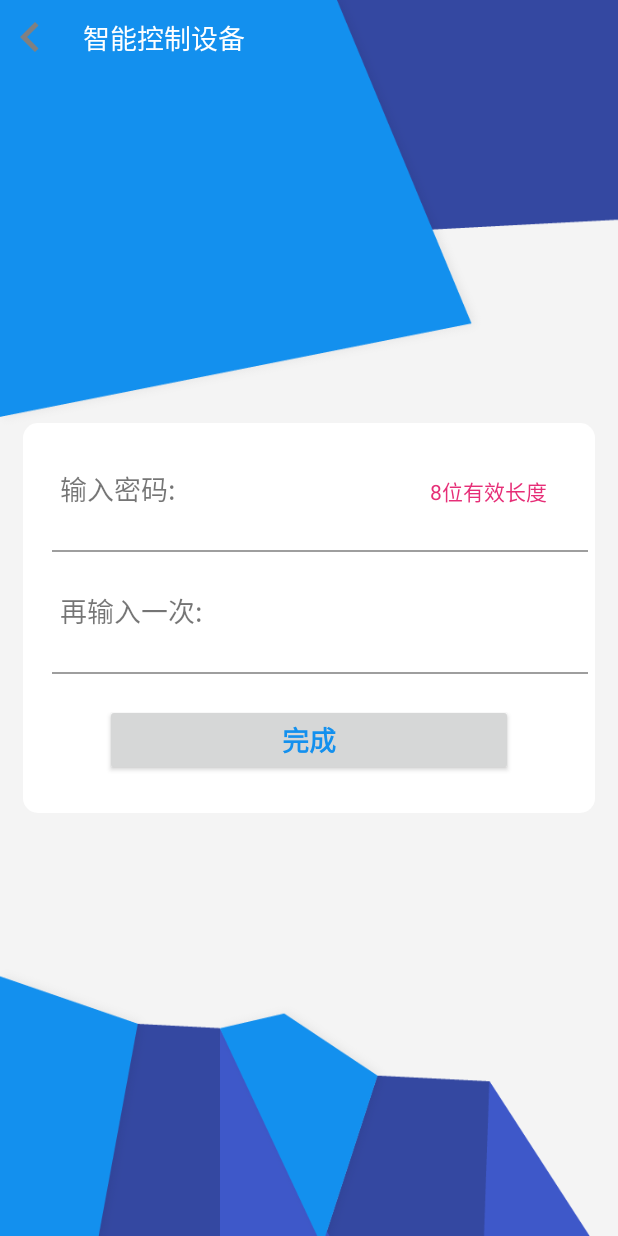
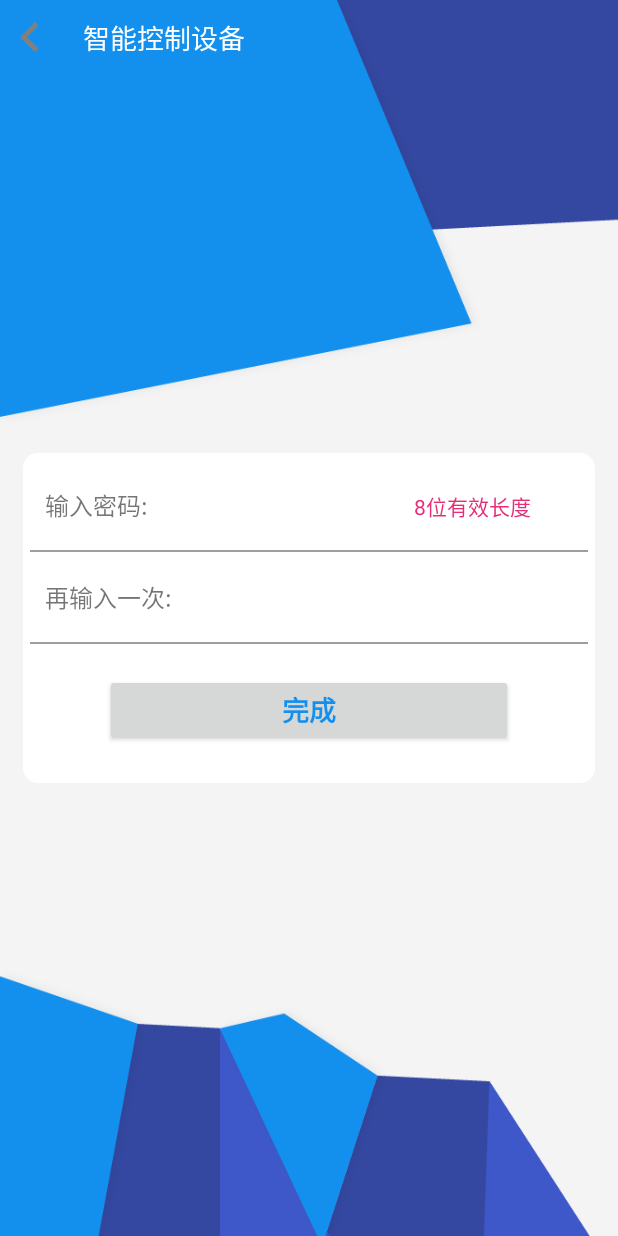
Before and after one commit to huangyaa/mqttAndroid, an Android app: the layout activity_set_pass_word.xml on its own in the app's theme, with its tools: preview values and no code run, on a phone screen of 412 x 824 dp. Run offline under Robolectric (Android 15) with nearby library versions, the phone set to English and light mode, and no system bars.

Commit message:
完善控制器app代码

```diff
--- a/EsptouchForAndroid-master/app/src/main/java/com/espressif/iot/esptouch/demo_activity/TasksAdapt.java
+++ b/EsptouchForAndroid-master/app/src/main/java/com/espressif/iot/esptouch/demo_activity/TasksAdapt.java
@@ -33,11 +33,11 @@ public class TasksAdapt extends RecyclerView.Adapter<TasksAdapt.ViewHolder> {
     @Override
     public void onBindViewHolder( @NonNull final TasksAdapt.ViewHolder holder, final int position ) {
         holder.taskNameView.setText(taskClasses.get(position).getSwitchName());
-        if (taskClasses.get(position).getType().equals("0")) {
-            holder.taskTypeView.setText("当天有效");
+        if (taskClasses.get(position).getCommand().indexOf("p") >=0 ) {
+            holder.taskTypeView.setText("上电");
             holder.taskTimeView.setText(taskClasses.get(position).getExcuDate());
         } else {
-            holder.taskTypeView.setText("永久有效");
+            holder.taskTypeView.setText("断电");
             holder.taskTimeView.setText(taskClasses.get(position).getExcuTime());
         }
         if (taskClasses.get(position).getStatus().equals("0")) {
--- a/EsptouchForAndroid-master/app/src/main/java/com/espressif/iot/esptouch/demo_activity/Utils/Const.java
+++ b/EsptouchForAndroid-master/app/src/main/java/com/espressif/iot/esptouch/demo_activity/Utils/Const.java
@@ -1,10 +1,10 @@
 package com.espressif.iot.esptouch.demo_activity.Utils;
 
 public interface Const {
-//    String baseUrl = "http://192.168.0.162:9090/device";
+//    String baseUrl = "http://192.168.0.162:9093/device";
     String VALID = "1";
     String INVALID = "0";
 //    String baseUrl = "http://yun.lytldz.com:9090/device";
-    String baseUrl = "http://app.jiudacheng.com:9090/device";
+    String baseUrl = "https://www.jiudacheng.com:9090/device";
     String apkName = "jdc_app_release.apk";
 }
--- a/EsptouchForAndroid-master/app/src/main/java/com/espressif/iot/esptouch/demo_activity/Utils/NetWorkUtils.java
+++ b/EsptouchForAndroid-master/app/src/main/java/com/espressif/iot/esptouch/demo_activity/Utils/NetWorkUtils.java
@@ -75,7 +75,7 @@ public class NetWorkUtils {
      * @throws Exception
      */
     public static String getData( String path) throws Exception {
-        String result = "'";
+        String result = "";
         OkHttpClient client = new OkHttpClient();
 
         Request request = new Request.Builder().url(Const.baseUrl+path).build();
--- a/EsptouchForAndroid-master/app/src/main/res/layout/activity_set_pass_word.xml
+++ b/EsptouchForAndroid-master/app/src/main/res/layout/activity_set_pass_word.xml
@@ -23,62 +23,60 @@
             <LinearLayout
                 android:layout_width="match_parent"
                 android:layout_height="wrap_content"
-                android:layout_margin="20dp"
+                android:layout_margin="10dp"
                 android:orientation="horizontal">
                 <TextView
                     android:layout_width="0dp"
-                    android:layout_weight="0.3"
+                    android:layout_weight="0.35"
                     android:layout_height="40dp"
                     android:text="输入密码:"
-                    android:textSize="18sp"
+                    android:textSize="16sp"
                     />
                 <EditText
                     android:id="@+id/passWord_one"
                     android:layout_width="0dp"
                     android:background="@color/write"
-                    android:layout_weight="0.4"
+                    android:layout_weight="0.35"
                     android:layout_height="40dp" />
                 <TextView
                     android:layout_width="0dp"
-                    android:layout_weight="0.25"
+                    android:layout_weight="0.30"
                     android:layout_height="40dp"
-                    android:layout_marginLeft="10dp"
                     android:textColor="@color/red"
+                    android:textSize="14sp"
                     android:text="8位有效长度"
                     />
             </LinearLayout>
             <View android:layout_width="match_parent"
                 android:layout_height="1dp"
-                android:layout_marginLeft="10dp"
                 android:background="@color/colorPrimary"/>
             <LinearLayout
                 android:layout_width="match_parent"
                 android:layout_height="wrap_content"
-                android:layout_margin="20dp"
+                android:layout_margin="10dp"
                 android:orientation="horizontal">
                 <TextView
                     android:layout_width="0dp"
-                    android:layout_weight="0.3"
+                    android:layout_weight="0.35"
                     android:layout_height="40dp"
                     android:text="再输入一次:"
-                    android:textSize="18sp"
+                    android:textSize="16sp"
                     />
                 <EditText
                     android:id="@+id/passWord_two"
                     android:layout_width="0dp"
-                    android:layout_weight="0.4"
+                    android:layout_weight="0.35"
                     android:background="@color/write"
                     android:layout_height="40dp" />
                 <TextView
                     android:layout_width="0dp"
-                    android:layout_weight="0.25"
+                    android:layout_weight="0.30"
                     android:layout_marginLeft="10dp"
                     android:layout_height="40dp"
                     />
             </LinearLayout>
             <View android:layout_width="match_parent"
                 android:layout_height="1dp"
-                android:layout_marginLeft="10dp"
                 android:background="@color/colorPrimary"/>
             <Button
                 android:id="@+id/set_passWord_button"
--- a/EsptouchForAndroid-master/app/src/main/res/layout/operator.xml
+++ b/EsptouchForAndroid-master/app/src/main/res/layout/operator.xml
@@ -120,9 +120,8 @@
                     android:id="@+id/detail_device_name"
                     android:layout_width="250dp"
                     android:layout_height="48dp"
-                    android:layout_marginLeft="5dp"
                     android:background="@null"
-                    android:gravity="center"
+                    android:textSize="16dp"
                     android:singleLine="true" />
             </LinearLayout>
         </LinearLayout>
@@ -139,7 +138,7 @@
                 android:layout_width="match_parent"
                 android:layout_height="wrap_content"
                 android:text="@string/save"
-                android:textColor="@color/little_green" />
+                android:textColor="@color/black" />
         </LinearLayout>
      </RelativeLayout>
 </LinearLayout>
--- a/EsptouchForAndroid-master/app/src/main/res/values/command_resource.xml
+++ b/EsptouchForAndroid-master/app/src/main/res/values/command_resource.xml
@@ -1,7 +1,7 @@
 <?xml version="1.0" encoding="utf-8"?>
 <resources>
     <string-array name="commandarr">
-        <item>打开</item>
-        <item>关闭</item>
+        <item>上电</item>
+        <item>断电</item>
     </string-array>
 </resources>
```
Also changed, not shown: EsptouchForAndroid-master/app/src/main/AndroidManifest.xml (+5 -4 lines), EsptouchForAndroid-master/app/src/main/java/com/espressif/iot/esptouch/demo_activity/DeviceDetailActivity.java (+35 -0 lines), EsptouchForAndroid-master/app/src/main/java/com/espressif/iot/esptouch/demo_activity/TaskSetActivity.java (+12 -7 lines), EsptouchForAndroid-master/app/src/main/java/com/espressif/iot/esptouch/demo_activity/entity/TaskClassEntity.java (+9 -0 lines), EsptouchForAndroid-master/app/src/main/java/com/espressif/iot/esptouch/demo_activity/login/GetSmsActivity.java (+20 -19 lines), EsptouchForAndroid-master/app/src/main/res/layout/activity_get_sms.xml (+7 -4 lines), EsptouchForAndroid-master/app/src/main/res/layout/device_detail.xml (+13 -5 lines), EsptouchForAndroid-master/app/src/main/res/layout/switchs.xml (+5 -5 lines), 1 other file.
